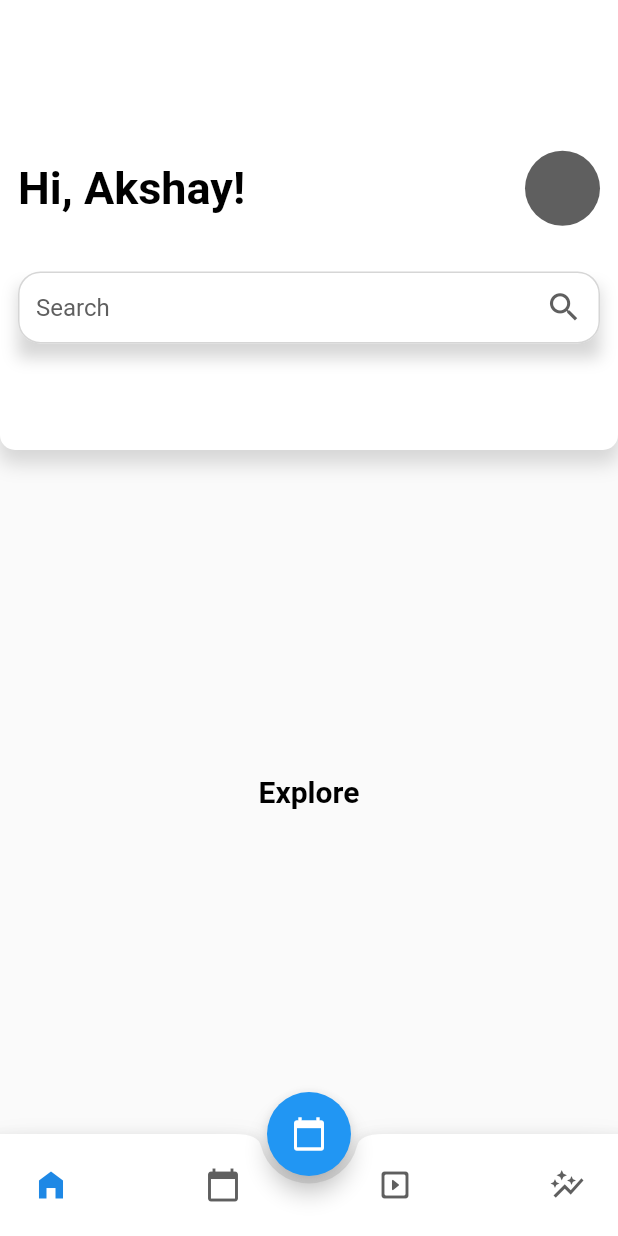
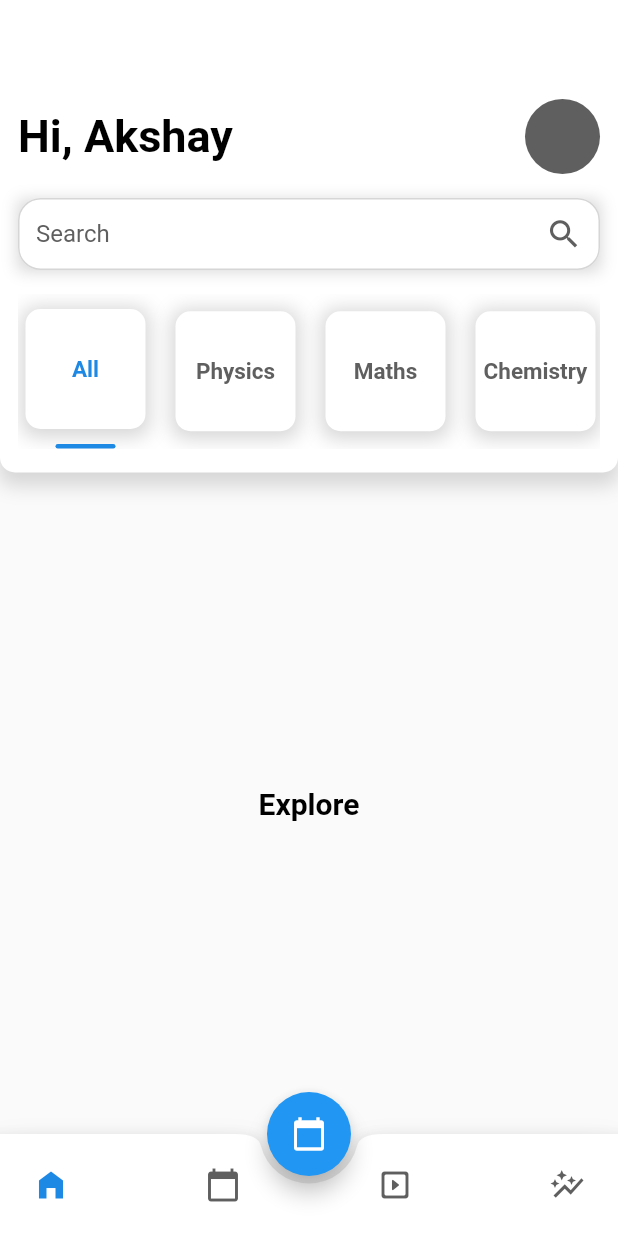
Before and after one commit to paulntitemi/E-learn, a Flutter app: the screen it shows after launch, on a phone screen of 412 x 824 dp. Run offline on Flutter 3.47's test engine with Material 2 defaults, Android fonts, the light colour scheme and no system bars.

Commit message:
fixed appbar widget and provided data

```diff
--- a/lib/data/course/course_json.dart
+++ b/lib/data/course/course_json.dart
@@ -2,6 +2,7 @@ import 'package:flutter/material.dart';
 
 // subject list
 const List subjects = [
+  {"title": "All", "img": "#"},
   {"title": "Physics", "img": "#"},
   {"title": "Maths", "img": "#"},
   {"title": "Chemistry", "img": "#"},
--- a/lib/presentation/rootapp.dart
+++ b/lib/presentation/rootapp.dart
@@ -1,5 +1,7 @@
 import 'package:elearn/presentation/themes/colors.dart';
+import 'package:elearn/utils/subjects_util.dart';
 import 'package:flutter/material.dart';
+import 'package:elearn/data/user/user_data.dart';
 // import 'package:flutter_icons/flutter_icons.dart' show Feather;
 
 class RootApp extends StatefulWidget {
@@ -32,10 +34,12 @@ class _RootAppState extends State<RootApp> {
 // Custom appbar
   PreferredSizeWidget getAppBar() {
     double _h =
-        activeTab == 0 ? 300 : 220; // grow the app bar to fit subject list
+        activeTab == 0 ? 315 : 220; // grow the app bar to fit subject list
     return PreferredSize(
       preferredSize: Size.fromHeight(_h),
       child: Container(
+        // duration: const Duration(milliseconds: 500),
+        // curve: Curves.fastOutSlowIn,
         // Appbar container
         height: _h,
         width: MediaQuery.of(context).size.width,
@@ -43,23 +47,22 @@ class _RootAppState extends State<RootApp> {
           padding: const EdgeInsets.only(
             left: 12,
             right: 12,
-            top: 70,
+            top: 50,
           ),
           child: Column(
             // Colums conataining the username, profilepic, and the searchbar
-            crossAxisAlignment: CrossAxisAlignment.center,
             mainAxisAlignment: MainAxisAlignment.spaceEvenly,
             children: [
               Row(
                 // user name and searchbar
                 mainAxisAlignment: MainAxisAlignment.spaceBetween,
-                children: const [
-                  Text('Hi, Akshay!',
-                      style: TextStyle(
+                children: [
+                  Text('Hi, ' + user[0]['firstname'],
+                      style: const TextStyle(
                           color: black,
                           fontSize: 30,
                           fontWeight: FontWeight.bold)),
-                  SizedBox(
+                  const SizedBox(
                     child: CircleAvatar(
                       radius: 25.0,
                       backgroundColor: disabled,
@@ -97,15 +100,13 @@ class _RootAppState extends State<RootApp> {
                     BoxShadow(
                       color: shadow,
                       blurRadius: 8,
-                      offset: Offset(0, 10),
+                      offset: Offset(0, 1),
                     ),
                   ],
                 ),
               ),
-              // temp Sized box
-              const SizedBox(
-                height: 10,
-              ),
+              // subjects for home
+              activeTab == 0 ? const ExploreSubjects() : const SizedBox(),
             ],
           ),
         ),
--- /dev/null
+++ b/lib/utils/subjects_util.dart
@@ -0,0 +1,85 @@
+import 'package:flutter/material.dart';
+
+import 'package:elearn/data/course/course_json.dart';
+import 'package:elearn/presentation/themes/colors.dart';
+
+class ExploreSubjects extends StatefulWidget {
+  const ExploreSubjects({
+    Key? key,
+  }) : super(key: key);
+
+  @override
+  State<ExploreSubjects> createState() => _ExploreSubjectsState();
+}
+
+class _ExploreSubjectsState extends State<ExploreSubjects> {
+  int activeMenu1 = 0;
+
+  @override
+  Widget build(BuildContext context) {
+    return SingleChildScrollView(
+      scrollDirection: Axis.horizontal,
+      child: Padding(
+        padding: const EdgeInsets.only(left: 5, top: 10),
+        child: Row(
+            children: List.generate(subjects.length, (index) {
+          return Padding(
+            padding: const EdgeInsets.only(right: 20),
+            child: GestureDetector(
+              onTap: () {
+                setState(() {
+                  activeMenu1 = index;
+                });
+              },
+              child: Column(
+                children: [
+                  Container(
+                    // the subjects
+                    height: 80,
+                    width: 80,
+                    child: Center(
+                      child: Text(
+                        subjects[index]['title'],
+                        style: TextStyle(
+                            fontSize: 15,
+                            color: activeMenu1 == index ? primary : disabled,
+                            fontWeight: FontWeight.w600),
+                      ),
+                    ),
+                    decoration: const BoxDecoration(
+                      color: white,
+                      borderRadius: BorderRadius.all(
+                        Radius.circular(10),
+                      ),
+                      boxShadow: [
+                        BoxShadow(
+                          color: shadow,
+                          blurRadius: 10,
+                          offset: Offset(0, 2),
+                          spreadRadius: 3, // Shadow position
+                        ),
+                      ],
+                    ),
+                  ),
+                  const SizedBox(
+                    height: 10,
+                  ),
+                  activeMenu1 == index
+                      ? Container(
+                          // the indicator
+                          width: 40,
+                          height: 3,
+                          decoration: BoxDecoration(
+                              color: primary,
+                              borderRadius: BorderRadius.circular(5)),
+                        )
+                      : Container()
+                ],
+              ),
+            ),
+          );
+        })),
+      ),
+    );
+  }
+}
```
